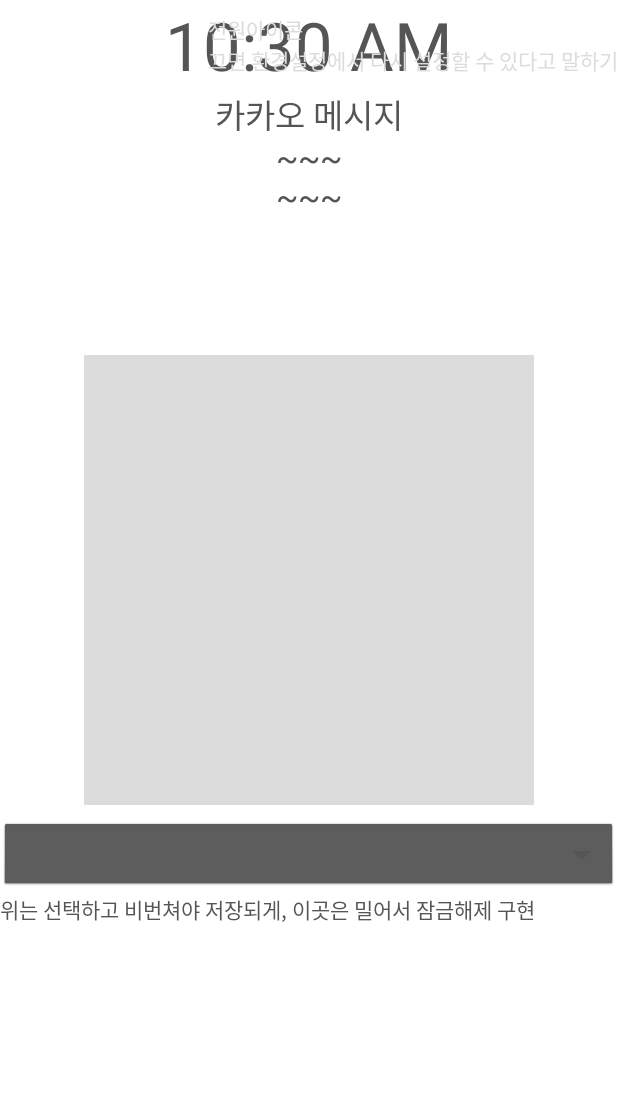
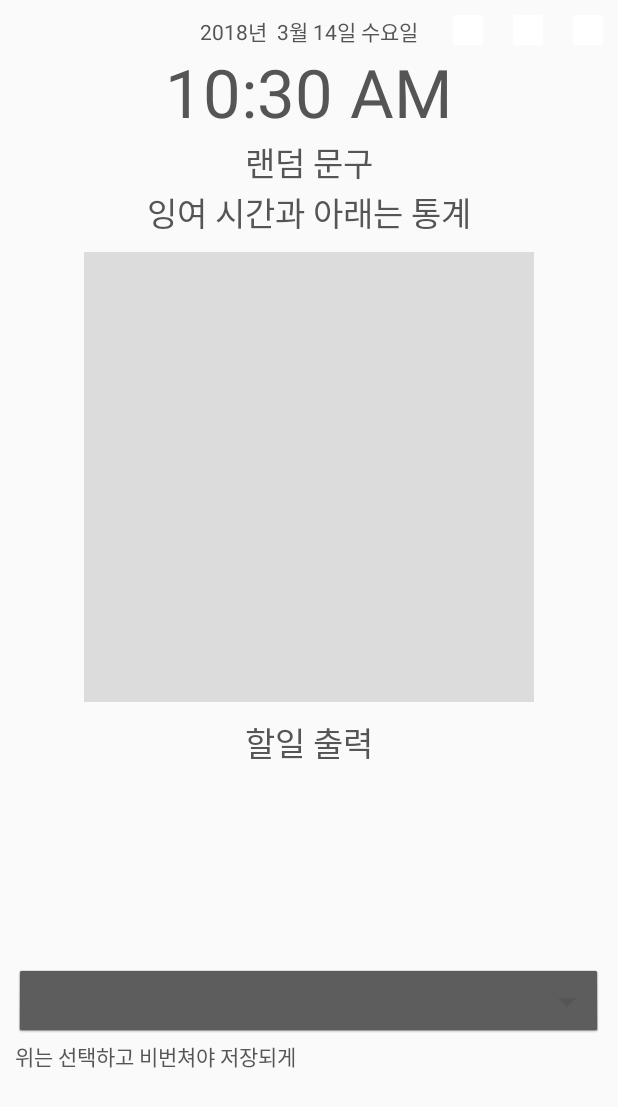
Before and after one commit to jaejunha/MobileApplication, an Android app: the LockActivity screen opened directly, with no data from a screen before it, on a phone screen of 412 x 824 dp. Shown: the top 1107 px of the screen. Run offline under Robolectric (Android 15) with nearby library versions, the phone set to English and light mode, and no system bars.

Commit message:
design for lock screen

```diff
--- a/Checker/app/src/main/java/dreamline91/naver/com/checker/functionality/lock/LockActivity.java
+++ b/Checker/app/src/main/java/dreamline91/naver/com/checker/functionality/lock/LockActivity.java
@@ -5,10 +5,17 @@ import android.os.Bundle;
 import android.view.Display;
 import android.view.MotionEvent;
 import android.view.View;
+import android.view.Window;
 import android.view.WindowManager;
+import android.widget.Button;
+import android.widget.ImageButton;
 import android.widget.LinearLayout;
+import android.widget.TextView;
+
+import java.util.Calendar;
 
 import dreamline91.naver.com.checker.R;
+import dreamline91.naver.com.checker.functionality.lock.dialog.RandomDialog;
 
 /**
  * Created by dream on 2018-02-27.
@@ -28,7 +35,29 @@ public class LockActivity extends Activity {
 
         getWindow().addFlags(WindowManager.LayoutParams.FLAG_SHOW_WHEN_LOCKED | WindowManager.LayoutParams.FLAG_DISMISS_KEYGUARD);
 
+        setTextCalendar();
+        setButtonRandom();
         slideEvent();
+    }
+
+    private void setTextCalendar() {
+        TextView text_calendar = (TextView)findViewById(R.id.text_calendar);
+        Calendar cal = Calendar.getInstance();
+        String string_calendar;
+        String[] string_week = {"토요일","일요일","월요일","화요일","수요일","목요일","금요일"};
+        string_calendar = String.format("%04d년 %2d월 %2d일 ",cal.get(Calendar.YEAR),cal.get(Calendar.MONTH)+1,cal.get(Calendar.DATE));
+        string_calendar += string_week[cal.get(Calendar.DAY_OF_WEEK)];
+        text_calendar.setText(string_calendar);
+    }
+
+    private void setButtonRandom() {
+        ImageButton button_random = (ImageButton)findViewById(R.id.button_random);
+        button_random.setOnClickListener(new View.OnClickListener() {
+            @Override
+            public void onClick(View view) {
+                new RandomDialog(LockActivity.this).show();
+            }
+        });
     }
 
     private void slideEvent() {
--- a/Checker/app/src/main/java/dreamline91/naver/com/checker/functionality/manage/dialog/TypeListDialog.java
+++ b/Checker/app/src/main/java/dreamline91/naver/com/checker/functionality/manage/dialog/TypeListDialog.java
@@ -125,7 +125,7 @@ public class TypeListDialog extends Dialog {
 
     private void setReceiver(Context context) {
         IntentFilter filter = new IntentFilter();
-        filter.addAction("SEND_TEXT"); //동적 리시버 구현
+        filter.addAction("SEND_TEXT");
         BroadcastReceiver receiver = new BroadcastReceiver(){
             @Override
             public void onReceive(Context context, Intent intent) {
--- a/Checker/app/src/main/res/layout/activity_lock.xml
+++ b/Checker/app/src/main/res/layout/activity_lock.xml
@@ -1,48 +1,106 @@
 <?xml version="1.0" encoding="utf-8"?>
-<LinearLayout
-    xmlns:android="http://schemas.android.com/apk/res/android"
+<LinearLayout xmlns:android="http://schemas.android.com/apk/res/android"
+    android:id="@+id/linearLayout"
     android:layout_width="match_parent"
     android:layout_height="match_parent"
-    android:background="@color/white"
+    android:background="@color/lightGray"
     android:orientation="vertical"
-    android:id="@+id/linearLayout">
+    android:padding="10dp">
 
     <FrameLayout
         android:layout_width="match_parent"
         android:layout_height="wrap_content">
-        <TextClock
+
+        <LinearLayout
             android:layout_width="match_parent"
             android:layout_height="wrap_content"
-            android:textColor="@color/darkGray"
-            android:textSize="20pt"
-            android:gravity="center_horizontal"/>
-        <TextView
+            android:orientation="vertical">
+
+            <TextView
+                android:id="@+id/text_calendar"
+                android:layout_width="match_parent"
+                android:layout_height="wrap_content"
+                android:gravity="center"
+                android:text="날짜"
+                android:textColor="@color/darkGray" />
+
+            <TextClock
+                android:layout_width="match_parent"
+                android:layout_height="wrap_content"
+                android:gravity="center_horizontal"
+                android:textColor="@color/darkGray"
+                android:textSize="20pt" />
+        </LinearLayout>
+
+        <LinearLayout
             android:layout_width="wrap_content"
             android:layout_height="wrap_content"
-            android:text="전원아이콘\n끄면 환경설정에서 다시 설정할 수 있다고 말하기"
-            android:textColor="@color/gray"
-            android:layout_gravity="right|center_vertical"/>
+            android:orientation="horizontal"
+            android:layout_gravity="right">
+
+            <ImageButton
+                android:layout_marginRight="10dp"
+                android:id="@+id/button_power"
+                android:layout_width="20dp"
+                android:layout_height="20dp"
+                android:background="@android:color/transparent"
+                android:src="@drawable/list" />
+
+            <ImageButton
+                android:layout_marginLeft="10dp"
+                android:layout_marginRight="10dp"
+                android:id="@+id/button_random"
+                android:layout_width="20dp"
+                android:layout_height="20dp"
+                android:background="@android:color/transparent"
+                android:src="@drawable/list" />
+            <ImageButton
+                android:layout_marginLeft="10dp"
+                android:id="@+id/button_background"
+                android:layout_width="20dp"
+                android:layout_height="20dp"
+                android:background="@android:color/transparent"
+                android:src="@drawable/list" />
+        </LinearLayout>
     </FrameLayout>
+
+    <TextView
+        android:layout_width="match_parent"
+        android:layout_height="wrap_content"
+        android:gravity="center_horizontal"
+        android:text="랜덤 문구"
+        android:textColor="@color/darkGray"
+        android:textSize="10pt" />
+
+    <TextView
+        android:layout_width="match_parent"
+        android:layout_height="wrap_content"
+        android:gravity="center_horizontal"
+        android:text="잉여 시간과 아래는 통계"
+        android:textColor="@color/darkGray"
+        android:textSize="10pt" />
+    <View
+        android:layout_width="300dp"
+        android:layout_height="300dp"
+        android:layout_gravity="center"
+        android:layout_margin="10dp"
+        android:background="@color/gray" />
+
     <TextView
         android:layout_width="match_parent"
         android:layout_height="75pt"
         android:gravity="center_horizontal"
-        android:text="카카오 메시지\n~~~\n~~~"
-        android:textSize="10pt"
-        android:textColor="@color/darkGray"/>
-    <View
-        android:layout_margin="10dp"
-        android:layout_width="300dp"
-        android:layout_height="300dp"
-        android:layout_gravity="center"
-        android:background="@color/gray"/>
+        android:text="할일 출력"
+        android:textColor="@color/darkGray"
+        android:textSize="10pt" />
     <Spinner
         android:layout_width="match_parent"
         android:layout_height="wrap_content"
-        android:backgroundTint="@color/darkGray"/>
+        android:backgroundTint="@color/darkGray" />
+
     <TextView
         android:layout_width="match_parent"
         android:layout_height="wrap_content"
-        android:text="위는 선택하고 비번쳐야 저장되게, 이곳은 밀어서 잠금해제 구현"
-        android:textColor="@color/darkGray"/>
+        android:text="위는 선택하고 비번쳐야 저장되게"
+        android:textColor="@color/darkGray" />
 </LinearLayout>
```
Also changed, not shown: Checker/app/src/main/java/dreamline91/naver/com/checker/functionality/lock/dialog/RandomDialog.java (added, +35 -0 lines), Checker/app/src/main/res/layout/dialog_randomlist.xml (added, +72 -0 lines).
